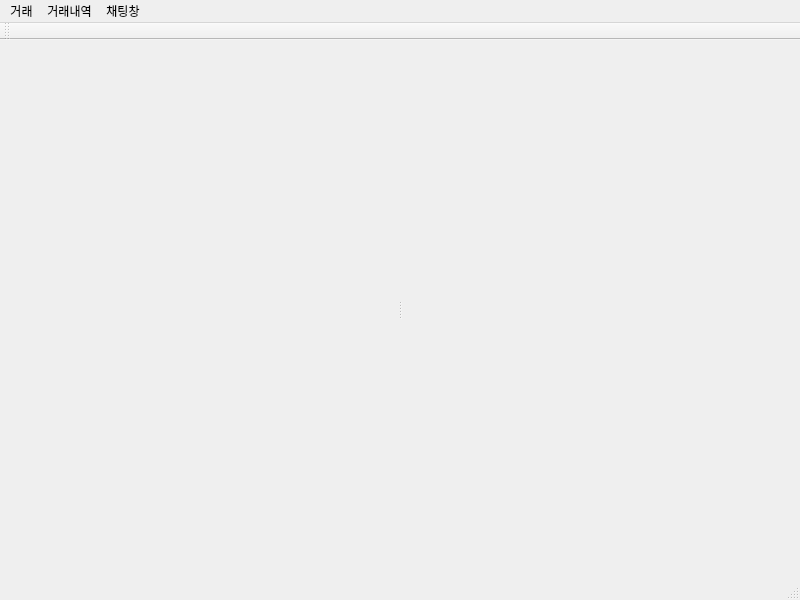
Old version of the form miniProject2/mainwindow.ui in the repository donjizzkan/miniProject2.
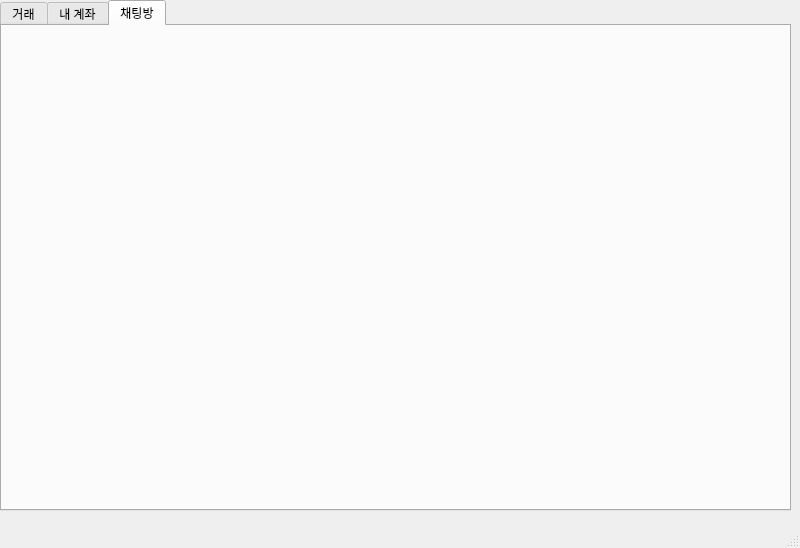
New version of the form.

```diff
--- a/miniProject2/mainwindow.ui
+++ b/miniProject2/mainwindow.ui
@@ -7,24 +7,47 @@
     <x>0</x>
     <y>0</y>
     <width>800</width>
-    <height>600</height>
+    <height>548</height>
    </rect>
   </property>
   <property name="windowTitle">
    <string>MainWindow</string>
   </property>
   <widget class="QWidget" name="centralwidget">
-   <layout class="QVBoxLayout" name="verticalLayout">
-    <item>
-     <widget class="QSplitter" name="splitter">
-      <property name="orientation">
-       <enum>Qt::Orientation::Horizontal</enum>
-      </property>
-      <widget class="QWidget" name="tradingwidget" native="true"/>
-      <widget class="QWidget" name="chatwidget" native="true"/>
-     </widget>
-    </item>
-   </layout>
+   <widget class="QTabWidget" name="tapwidget">
+    <property name="geometry">
+     <rect>
+      <x>0</x>
+      <y>0</y>
+      <width>791</width>
+      <height>511</height>
+     </rect>
+    </property>
+    <property name="maximumSize">
+     <size>
+      <width>791</width>
+      <height>511</height>
+     </size>
+    </property>
+    <property name="currentIndex">
+     <number>2</number>
+    </property>
+    <widget class="QWidget" name="tab">
+     <attribute name="title">
+      <string>거래</string>
+     </attribute>
+    </widget>
+    <widget class="QWidget" name="tab_2">
+     <attribute name="title">
+      <string>내 계좌</string>
+     </attribute>
+    </widget>
+    <widget class="QWidget" name="tab_3">
+     <attribute name="title">
+      <string>채팅방</string>
+     </attribute>
+    </widget>
+   </widget>
   </widget>
   <widget class="QMenuBar" name="menubar">
    <property name="geometry">
@@ -32,52 +55,11 @@
      <x>0</x>
      <y>0</y>
      <width>800</width>
-     <height>37</height>
+     <height>18</height>
     </rect>
    </property>
-   <widget class="QMenu" name="menu">
-    <property name="title">
-     <string>거래</string>
-    </property>
-    <addaction name="actiontestfile"/>
-    <addaction name="actiontest2"/>
-   </widget>
-   <widget class="QMenu" name="menu_2">
-    <property name="title">
-     <string>채팅창</string>
-    </property>
-   </widget>
-   <widget class="QMenu" name="menu_3">
-    <property name="title">
-     <string>거래내역</string>
-    </property>
-   </widget>
-   <addaction name="menu"/>
-   <addaction name="menu_3"/>
-   <addaction name="menu_2"/>
   </widget>
   <widget class="QStatusBar" name="statusbar"/>
-  <widget class="QToolBar" name="toolBar">
-   <property name="windowTitle">
-    <string>toolBar</string>
-   </property>
-   <attribute name="toolBarArea">
-    <enum>TopToolBarArea</enum>
-   </attribute>
-   <attribute name="toolBarBreak">
-    <bool>false</bool>
-   </attribute>
-  </widget>
-  <action name="actiontestfile">
-   <property name="text">
-    <string>testfile</string>
-   </property>
-  </action>
-  <action name="actiontest2">
-   <property name="text">
-    <string>test2</string>
-   </property>
-  </action>
  </widget>
  <resources/>
  <connections/>
```
